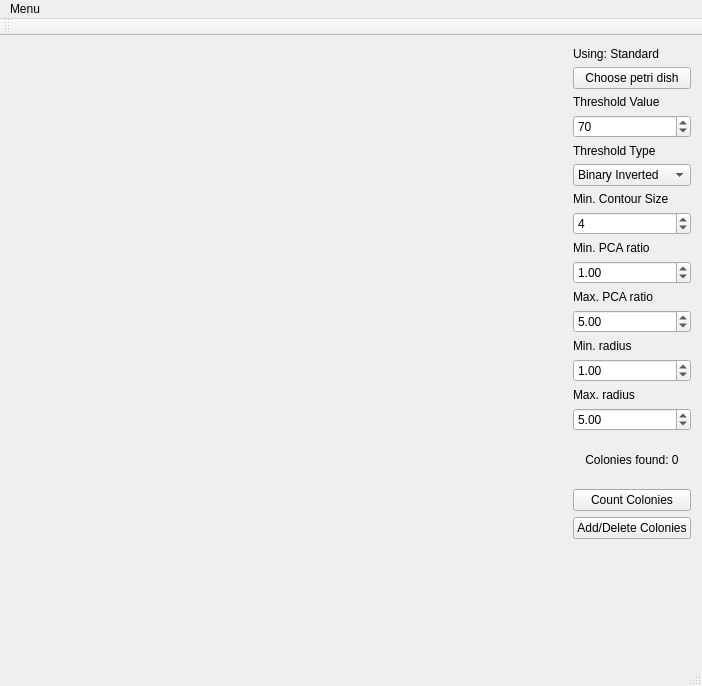
ColonyCounter/ColonyCounter-GUI, file mainwindow.ui: the form before one commit.
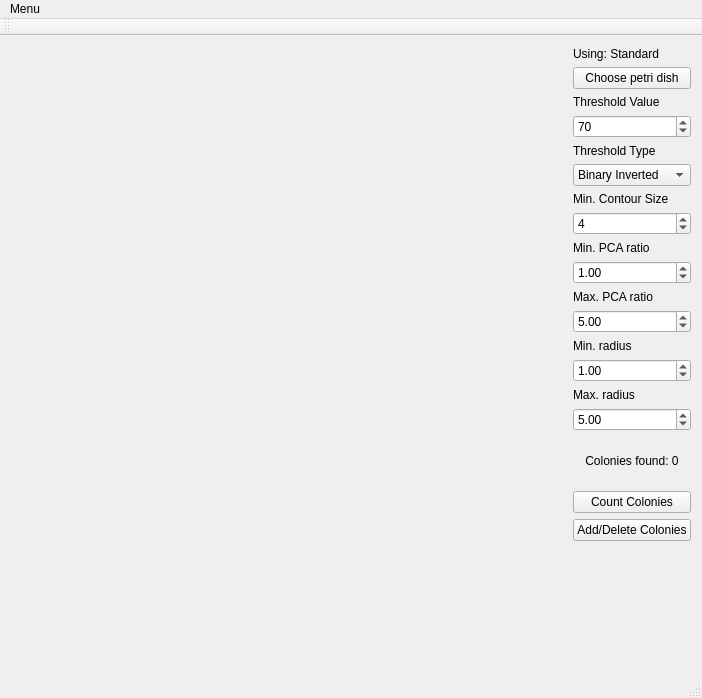
The form after the commit.

```diff
--- a/mainwindow.ui
+++ b/mainwindow.ui
@@ -7,7 +7,7 @@
     <x>0</x>
     <y>0</y>
     <width>702</width>
-    <height>686</height>
+    <height>698</height>
    </rect>
   </property>
   <property name="cursor">
```
Left out of the diff: 6 changed lines with no effect on the pictures.
